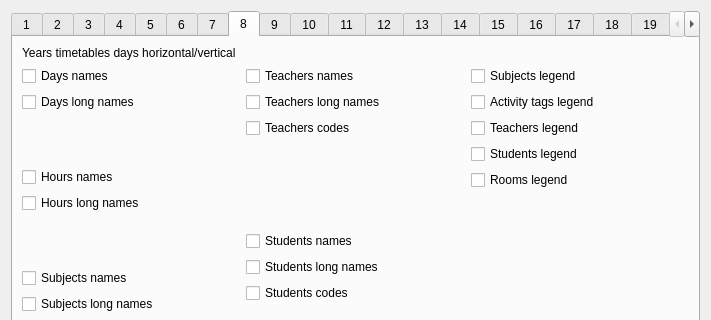
The window that fet/src/interface/settingsdatatoprintintimetablesform_template.ui (vonmecheln/fet) describes before a commit, drawn with Qt 5; both pictures show x 0 to 711 and y 0 to 320 of the 711 by 517 pixel window.
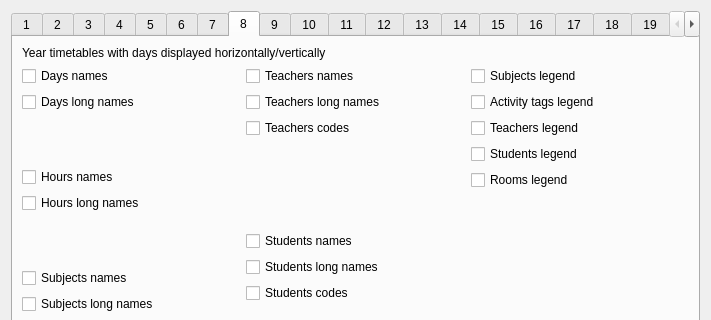
The same window after the commit. The open tabs and pages were chosen to show the change.

The edit to the form file:
```diff
--- a/fet/src/interface/settingsdatatoprintintimetablesform_template.ui
+++ b/fet/src/interface/settingsdatatoprintintimetablesform_template.ui
@@ -1476,7 +1476,7 @@
        <item row="0" column="0" colspan="3">
         <widget class="QLabel" name="label_8">
          <property name="text">
-          <string>Years timetables days horizontal/vertical</string>
+          <string>Year timetables with days displayed horizontally/vertically</string>
          </property>
         </widget>
        </item>
```
